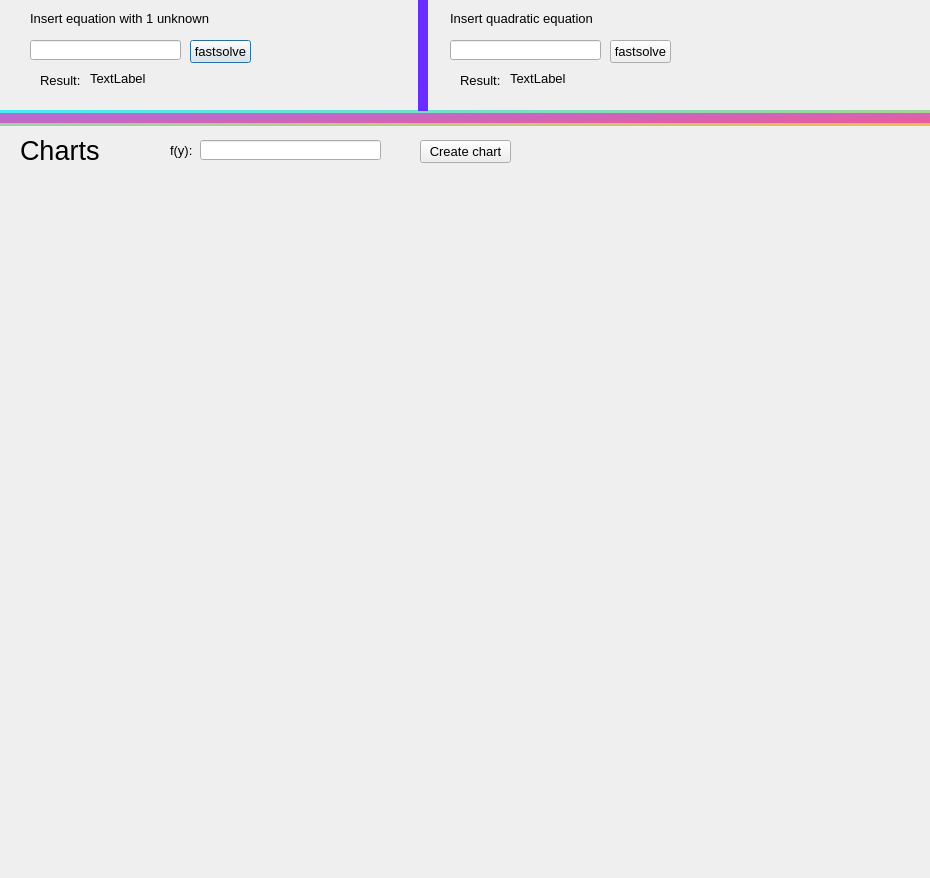
This is ui_dir/math.ui in aNOOBisTheGod/yandex-lyceum-qt as Qt 5 draws it before an edit. The edited form follows.
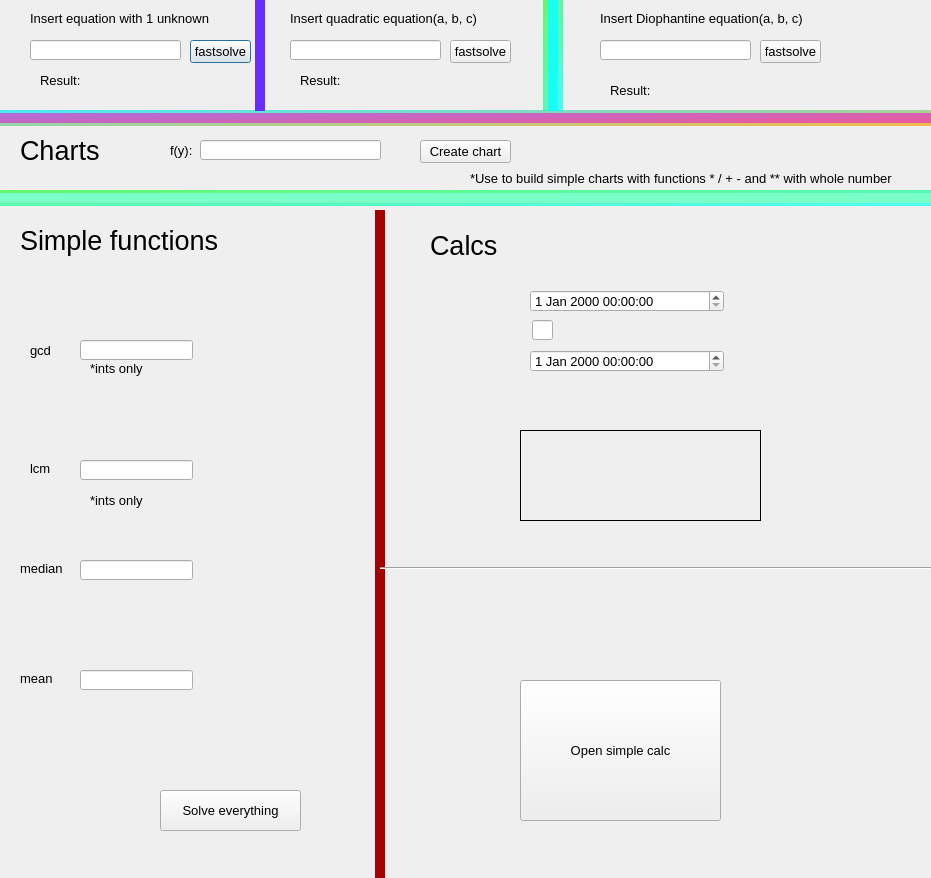
This is the edited form.

Patch:
```diff
--- a/ui_dir/math.ui
+++ b/ui_dir/math.ui
@@ -6,7 +6,7 @@
    <rect>
     <x>0</x>
     <y>0</y>
-    <width>930</width>
+    <width>931</width>
     <height>878</height>
    </rect>
   </property>
@@ -82,7 +82,7 @@
     </rect>
    </property>
    <property name="text">
-    <string>TextLabel</string>
+    <string/>
    </property>
   </widget>
   <widget class="Line" name="line">
@@ -111,7 +111,7 @@
   <widget class="Line" name="line_2">
    <property name="geometry">
     <rect>
-     <x>413</x>
+     <x>250</x>
      <y>0</y>
      <width>20</width>
      <height>111</height>
@@ -133,9 +133,9 @@
   <widget class="QLabel" name="label_3">
    <property name="geometry">
     <rect>
-     <x>450</x>
+     <x>290</x>
      <y>10</y>
-     <width>181</width>
+     <width>191</width>
      <height>16</height>
     </rect>
    </property>
@@ -145,13 +145,13 @@
     </font>
    </property>
    <property name="text">
-    <string>Insert quadratic equation</string>
+    <string>Insert quadratic equation(a, b, c)</string>
    </property>
   </widget>
   <widget class="QPushButton" name="fs2">
    <property name="geometry">
     <rect>
-     <x>610</x>
+     <x>450</x>
      <y>40</y>
      <width>61</width>
      <height>23</height>
@@ -164,7 +164,7 @@
   <widget class="QLineEdit" name="eq2">
    <property name="geometry">
     <rect>
-     <x>450</x>
+     <x>290</x>
      <y>40</y>
      <width>151</width>
      <height>20</height>
@@ -174,7 +174,7 @@
   <widget class="QLabel" name="label_4">
    <property name="geometry">
     <rect>
-     <x>460</x>
+     <x>300</x>
      <y>70</y>
      <width>41</width>
      <height>21</height>
@@ -187,14 +187,14 @@
   <widget class="QLabel" name="res2">
    <property name="geometry">
     <rect>
-     <x>510</x>
+     <x>350</x>
      <y>70</y>
      <width>81</width>
      <height>16</height>
     </rect>
    </property>
    <property name="text">
-    <string>TextLabel</string>
+    <string/>
    </property>
   </widget>
   <widget class="QLabel" name="label_5">
@@ -251,6 +251,458 @@
     <string>Create chart</string>
    </property>
   </widget>
+  <widget class="Line" name="line_3">
+   <property name="geometry">
+    <rect>
+     <x>0</x>
+     <y>190</y>
+     <width>931</width>
+     <height>16</height>
+    </rect>
+   </property>
+   <property name="styleSheet">
+    <string notr="true">color: rgb(123, 255, 200);
+background-color: qlineargradient(spread:pad, x1:0, y1:0, x2:1, y2:1, stop:0 rgba(0, 255, 0, 147), stop:1 rgba(0, 255, 255, 176));</string>
+   </property>
+   <property name="frameShadow">
+    <enum>QFrame::Plain</enum>
+   </property>
+   <property name="lineWidth">
+    <number>10</number>
+   </property>
+   <property name="orientation">
+    <enum>Qt::Horizontal</enum>
+   </property>
+  </widget>
+  <widget class="QLabel" name="label_7">
+   <property name="geometry">
+    <rect>
+     <x>470</x>
+     <y>170</y>
+     <width>441</width>
+     <height>16</height>
+    </rect>
+   </property>
+   <property name="text">
+    <string>*Use to build simple charts with functions * / + - and ** with whole number</string>
+   </property>
+  </widget>
+  <widget class="QLabel" name="label_8">
+   <property name="geometry">
+    <rect>
+     <x>20</x>
+     <y>220</y>
+     <width>201</width>
+     <height>41</height>
+    </rect>
+   </property>
+   <property name="font">
+    <font>
+     <pointsize>20</pointsize>
+    </font>
+   </property>
+   <property name="text">
+    <string>Simple functions</string>
+   </property>
+  </widget>
+  <widget class="QLineEdit" name="gcd">
+   <property name="geometry">
+    <rect>
+     <x>80</x>
+     <y>340</y>
+     <width>113</width>
+     <height>20</height>
+    </rect>
+   </property>
+  </widget>
+  <widget class="QLabel" name="label_9">
+   <property name="geometry">
+    <rect>
+     <x>30</x>
+     <y>340</y>
+     <width>31</width>
+     <height>21</height>
+    </rect>
+   </property>
+   <property name="text">
+    <string>gcd</string>
+   </property>
+  </widget>
+  <widget class="QLineEdit" name="lcm">
+   <property name="geometry">
+    <rect>
+     <x>80</x>
+     <y>460</y>
+     <width>113</width>
+     <height>20</height>
+    </rect>
+   </property>
+  </widget>
+  <widget class="QLabel" name="label_10">
+   <property name="geometry">
+    <rect>
+     <x>30</x>
+     <y>460</y>
+     <width>21</width>
+     <height>16</height>
+    </rect>
+   </property>
+   <property name="text">
+    <string>lcm</string>
+   </property>
+  </widget>
+  <widget class="QLabel" name="label_11">
+   <property name="geometry">
+    <rect>
+     <x>600</x>
+     <y>10</y>
+     <width>211</width>
+     <height>16</height>
+    </rect>
+   </property>
+   <property name="font">
+    <font>
+     <pointsize>10</pointsize>
+    </font>
+   </property>
+   <property name="text">
+    <string>Insert Diophantine equation(a, b, c)</string>
+   </property>
+  </widget>
+  <widget class="QLineEdit" name="eq3">
+   <property name="geometry">
+    <rect>
+     <x>600</x>
+     <y>40</y>
+     <width>151</width>
+     <height>20</height>
+    </rect>
+   </property>
+  </widget>
+  <widget class="QPushButton" name="fs2_2">
+   <property name="geometry">
+    <rect>
+     <x>760</x>
+     <y>40</y>
+     <width>61</width>
+     <height>23</height>
+    </rect>
+   </property>
+   <property name="text">
+    <string>fastsolve</string>
+   </property>
+  </widget>
+  <widget class="Line" name="line_4">
+   <property name="geometry">
+    <rect>
+     <x>543</x>
+     <y>0</y>
+     <width>20</width>
+     <height>111</height>
+    </rect>
+   </property>
+   <property name="styleSheet">
+    <string notr="true">color: qlineargradient(spread:pad, x1:0, y1:0, x2:1, y2:1, stop:0 rgba(255, 108, 0, 228), stop:1 rgba(16, 255, 255, 228));
+background-color: qlineargradient(spread:pad, x1:0, y1:0, x2:1, y2:1, stop:0 rgba(0, 255, 0, 147), stop:1 rgba(0, 255, 255, 176));</string>
+   </property>
+   <property name="frameShadow">
+    <enum>QFrame::Plain</enum>
+   </property>
+   <property name="lineWidth">
+    <number>10</number>
+   </property>
+   <property name="orientation">
+    <enum>Qt::Vertical</enum>
+   </property>
+  </widget>
+  <widget class="QLabel" name="label_12">
+   <property name="geometry">
+    <rect>
+     <x>610</x>
+     <y>80</y>
+     <width>41</width>
+     <height>21</height>
+    </rect>
+   </property>
+   <property name="text">
+    <string>Result:</string>
+   </property>
+  </widget>
+  <widget class="QLabel" name="res3">
+   <property name="geometry">
+    <rect>
+     <x>650</x>
+     <y>80</y>
+     <width>81</width>
+     <height>16</height>
+    </rect>
+   </property>
+   <property name="text">
+    <string/>
+   </property>
+  </widget>
+  <widget class="QLabel" name="label_13">
+   <property name="geometry">
+    <rect>
+     <x>20</x>
+     <y>560</y>
+     <width>51</width>
+     <height>16</height>
+    </rect>
+   </property>
+   <property name="text">
+    <string>median</string>
+   </property>
+  </widget>
+  <widget class="QLineEdit" name="median">
+   <property name="geometry">
+    <rect>
+     <x>80</x>
+     <y>560</y>
+     <width>113</width>
+     <height>20</height>
+    </rect>
+   </property>
+  </widget>
+  <widget class="QLineEdit" name="mean">
+   <property name="geometry">
+    <rect>
+     <x>80</x>
+     <y>670</y>
+     <width>113</width>
+     <height>20</height>
+    </rect>
+   </property>
+   <property name="text">
+    <string/>
+   </property>
+  </widget>
+  <widget class="QLabel" name="label_14">
+   <property name="geometry">
+    <rect>
+     <x>20</x>
+     <y>670</y>
+     <width>51</width>
+     <height>16</height>
+    </rect>
+   </property>
+   <property name="text">
+    <string>mean</string>
+   </property>
+  </widget>
+  <widget class="QDateTimeEdit" name="time1">
+   <property name="geometry">
+    <rect>
+     <x>530</x>
+     <y>290</y>
+     <width>194</width>
+     <height>22</height>
+    </rect>
+   </property>
+  </widget>
+  <widget class="QDateTimeEdit" name="time2">
+   <property name="geometry">
+    <rect>
+     <x>530</x>
+     <y>350</y>
+     <width>194</width>
+     <height>22</height>
+    </rect>
+   </property>
+  </widget>
+  <widget class="QLineEdit" name="timesign">
+   <property name="geometry">
+    <rect>
+     <x>532</x>
+     <y>320</y>
+     <width>21</width>
+     <height>20</height>
+    </rect>
+   </property>
+  </widget>
+  <widget class="Line" name="line_5">
+   <property name="geometry">
+    <rect>
+     <x>370</x>
+     <y>210</y>
+     <width>21</width>
+     <height>671</height>
+    </rect>
+   </property>
+   <property name="styleSheet">
+    <string notr="true">color: rgb(167, 0, 0);</string>
+   </property>
+   <property name="frameShadow">
+    <enum>QFrame::Plain</enum>
+   </property>
+   <property name="lineWidth">
+    <number>10</number>
+   </property>
+   <property name="orientation">
+    <enum>Qt::Vertical</enum>
+   </property>
+  </widget>
+  <widget class="QLabel" name="gcdres">
+   <property name="geometry">
+    <rect>
+     <x>260</x>
+     <y>340</y>
+     <width>47</width>
+     <height>13</height>
+    </rect>
+   </property>
+   <property name="text">
+    <string/>
+   </property>
+  </widget>
+  <widget class="QLabel" name="medianres">
+   <property name="geometry">
+    <rect>
+     <x>250</x>
+     <y>560</y>
+     <width>47</width>
+     <height>13</height>
+    </rect>
+   </property>
+   <property name="text">
+    <string/>
+   </property>
+  </widget>
+  <widget class="QLabel" name="lcmres">
+   <property name="geometry">
+    <rect>
+     <x>250</x>
+     <y>460</y>
+     <width>47</width>
+     <height>13</height>
+    </rect>
+   </property>
+   <property name="text">
+    <string/>
+   </property>
+  </widget>
+  <widget class="QLabel" name="meanres">
+   <property name="geometry">
+    <rect>
+     <x>260</x>
+     <y>670</y>
+     <width>61</width>
+     <height>16</height>
+    </rect>
+   </property>
+   <property name="text">
+    <string/>
+   </property>
+  </widget>
+  <widget class="QLabel" name="timeres">
+   <property name="geometry">
+    <rect>
+     <x>520</x>
+     <y>430</y>
+     <width>241</width>
+     <height>91</height>
+    </rect>
+   </property>
+   <property name="frameShape">
+    <enum>QFrame::Box</enum>
+   </property>
+   <property name="text">
+    <string/>
+   </property>
+  </widget>
+  <widget class="Line" name="line_6">
+   <property name="geometry">
+    <rect>
+     <x>380</x>
+     <y>560</y>
+     <width>551</width>
+     <height>16</height>
+    </rect>
+   </property>
+   <property name="orientation">
+    <enum>Qt::Horizontal</enum>
+   </property>
+  </widget>
+  <widget class="QLabel" name="label_16">
+   <property name="geometry">
+    <rect>
+     <x>430</x>
+     <y>230</y>
+     <width>71</width>
+     <height>31</height>
+    </rect>
+   </property>
+   <property name="font">
+    <font>
+     <pointsize>20</pointsize>
+    </font>
+   </property>
+   <property name="text">
+    <string>Calcs</string>
+   </property>
+  </widget>
+  <widget class="QPushButton" name="pushButton">
+   <property name="geometry">
+    <rect>
+     <x>520</x>
+     <y>680</y>
+     <width>201</width>
+     <height>141</height>
+    </rect>
+   </property>
+   <property name="text">
+    <string>Open simple calc</string>
+   </property>
+  </widget>
+  <widget class="QPushButton" name="solveall">
+   <property name="geometry">
+    <rect>
+     <x>160</x>
+     <y>790</y>
+     <width>141</width>
+     <height>41</height>
+    </rect>
+   </property>
+   <property name="text">
+    <string>Solve everything</string>
+   </property>
+  </widget>
+  <widget class="QLabel" name="label_15">
+   <property name="geometry">
+    <rect>
+     <x>90</x>
+     <y>360</y>
+     <width>61</width>
+     <height>16</height>
+    </rect>
+   </property>
+   <property name="font">
+    <font>
+     <pointsize>10</pointsize>
+    </font>
+   </property>
+   <property name="text">
+    <string>*ints only</string>
+   </property>
+  </widget>
+  <widget class="QLabel" name="label_17">
+   <property name="geometry">
+    <rect>
+     <x>90</x>
+     <y>490</y>
+     <width>61</width>
+     <height>20</height>
+    </rect>
+   </property>
+   <property name="font">
+    <font>
+     <pointsize>10</pointsize>
+    </font>
+   </property>
+   <property name="text">
+    <string>*ints only</string>
+   </property>
+  </widget>
  </widget>
  <resources/>
  <connections/>
```
